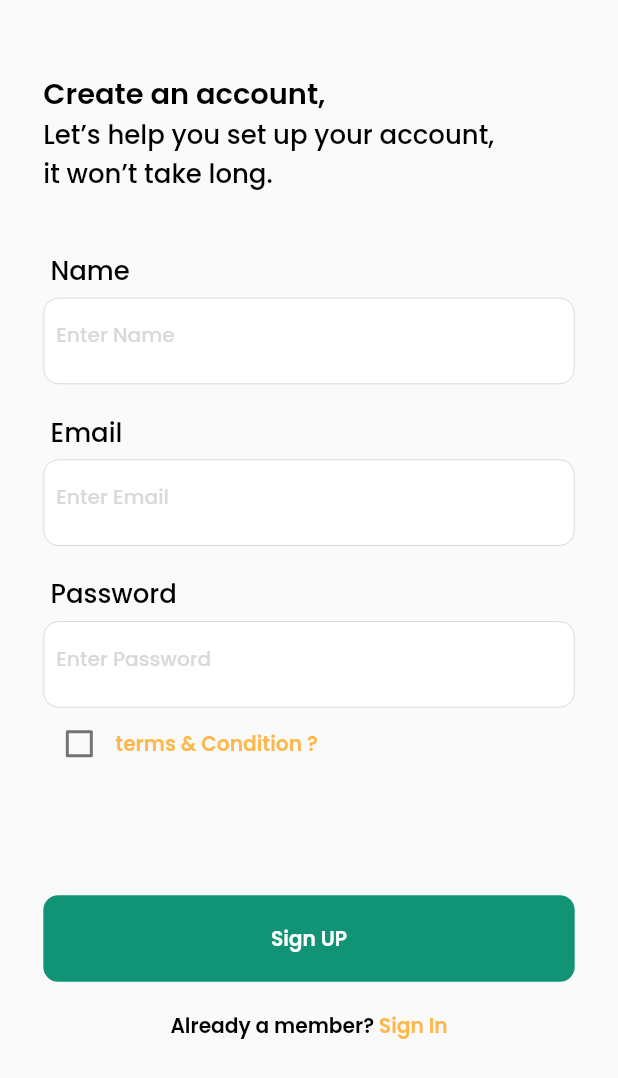
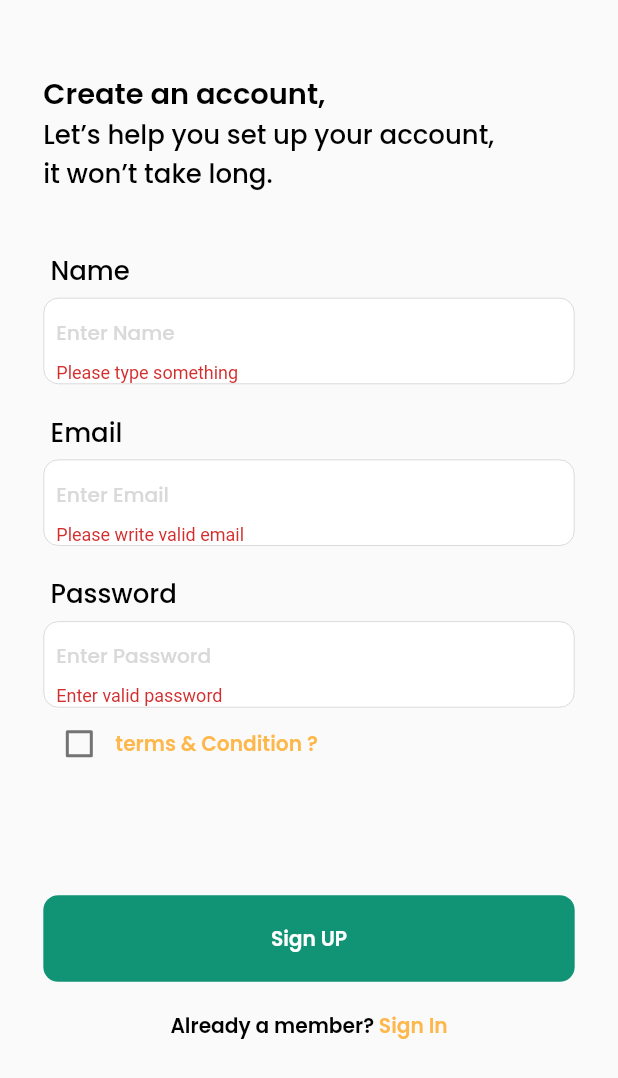
Before and after one commit to 49usama/recipieApp-master, a Flutter app: the Signup screen opened directly, after a tap on "Sign UP", on a phone screen of 412 x 824 dp. Shown: the top 1078 px of the screen. Run offline on Flutter 3.47's test engine with Material 2 defaults, Android fonts, the phone set to English and light mode, and no system bars; our stand-ins replace cached_network_image, cloud_firestore, firebase_auth, firebase_core, firebase_storage, flutter_svg and 6 more; accounts and stored records are empty; network calls fail; project files that could hold a hidden picture were left out.

Commit message:
app completed

```diff
--- a/lib/Global Styles/TextFiles.dart
+++ b/lib/Global Styles/TextFiles.dart
@@ -20,6 +20,7 @@ Widget  HeadingText({var center, text,context,Color? color}){
   return Text(
     '$text',
     textAlign: center == null? TextAlign.center:center!=null&&center == false?TextAlign.left:TextAlign.center,
+
     style: TextStyle(
       color: color,
       fontSize: responsiveDesign(20/2, context)+ responsiveHeight(20/2, context),
--- a/lib/View/Widgets/CustomAddTextField.dart
+++ b/lib/View/Widgets/CustomAddTextField.dart
@@ -8,10 +8,12 @@ class MyCustomTextField extends StatelessWidget {
   final double width;
   final double height;
   final String hintText;
+  var validator;
+  var obsecure;
 
   var onchange;
   var text;
-  MyCustomTextField({this.onchange,this.text, required this.width, required this.height, required this.hintText});
+  MyCustomTextField({required this.obsecure,this.validator,this.onchange,this.text, required this.width, required this.height, required this.hintText});
 
   @override
   Widget build(BuildContext context) {
@@ -26,8 +28,10 @@ class MyCustomTextField extends StatelessWidget {
         ),
       ),
       child: TextFormField(
+        obscureText: obsecure,
 
         onChanged: onchange,
+        validator: validator,
 
         initialValue: text??"",
         autofocus: false,
--- a/lib/View/authentication/Login.dart
+++ b/lib/View/authentication/Login.dart
@@ -68,6 +68,7 @@ class _LoginState extends State<Login> {
                   ),
 
                   MyCustomTextField(
+                    obsecure: false,
                     width:responsive(400, context),
                     height: responsive(60, context),
                     hintText: 'Enter Email',
@@ -92,6 +93,7 @@ class _LoginState extends State<Login> {
                   ),
 
                   MyCustomTextField(
+                    obsecure: true,
                     width:responsive(400, context),
                     height: responsive(60, context),
                     hintText: 'Enter Password',
--- a/lib/View/authentication/Signup.dart
+++ b/lib/View/authentication/Signup.dart
@@ -7,6 +7,7 @@ import 'package:recipeapp/View/authentication/firebase_auth.dart';
 import '../../Global Styles/TextFiles.dart';
 import '../../Responsive/Responsiveclass.dart';
 import '../Widgets/CustomAddTextField.dart';
+
 
 class Signup extends StatefulWidget {
   const Signup({super.key});
@@ -20,7 +21,7 @@ class _SignupState extends State<Signup> {
   bool _isChecked = false;
   var name,email,password;
   bool isLoading = false;
-
+  GlobalKey<FormState> formKey = new GlobalKey();
   @override
   Widget build(BuildContext context) {
     return
@@ -32,6 +33,8 @@ class _SignupState extends State<Signup> {
             child: SingleChildScrollView(
               scrollDirection: Axis.vertical,
               child: Container(
+                child: Form(
+                  key: formKey,
                   child: Column(
                     crossAxisAlignment: CrossAxisAlignment.start,
                     children: [
@@ -65,12 +68,23 @@ class _SignupState extends State<Signup> {
                       ),
 
                       MyCustomTextField(
+                        obsecure: false,
                         width:responsive(400, context),
                         height: responsive(60, context),
                         hintText: 'Enter Name',
                         onchange: (value){
                           name= value;
 
+                        },
+                        validator: (input) {
+                          if (input.isEmpty) {
+                            setState(() {
+
+                            });
+                            return 'Please type something';
+
+                          }
+                          return null;
                         },
                       ),
 
@@ -90,12 +104,23 @@ class _SignupState extends State<Signup> {
                       ),
 
                       MyCustomTextField(
+                        obsecure: false,
                         width:responsive(400, context),
                         height: responsive(60, context),
                         hintText: 'Enter Email',
                         onchange: (value){
                           email= value;
 
+                        },
+                        validator: (input) {
+                          if (input.contains('@gmail.com')) {
+                            return null;
+                          }else {
+                            setState(() {
+
+                            });
+                          return 'Please write valid email';
+                        }
                       },
                       ),
 
@@ -109,18 +134,30 @@ class _SignupState extends State<Signup> {
                             color: Colors.black,
                             center: true,
                             text: "Password",
-                          context: context
+                            context: context,
 
 
                         ),
                       ),
 
                       MyCustomTextField(
+                        obsecure: true,
                         width:responsive(400, context),
                         height: responsive(60, context),
                         hintText: 'Enter Password',
                         onchange: (value){
                           password= value;
+
+                        },
+                        validator: (input) {
+                          if (input.isEmpty) {
+                            setState(() {
+
+                            });
+                            return 'Enter valid password ';
+                          }else
+
+                            return null;
 
                         },
                       ),
@@ -165,23 +202,21 @@ class _SignupState extends State<Signup> {
                         padding:  EdgeInsets.fromLTRB(responsive(0, context), responsive(80, context), 0, responsive(0, context)),
                         child: InkWell(
                           onTap: () async {
-                          // isLoading=true;
-                          // setState(() {
-                          //
-                          // });
-                          if(email.contain("@gmail.com")&&name!=null&&password!=null){
+
+                            final formState = formKey.currentState;
+                            if (formState!.validate()) {
+                              isLoading=true;
+                              setState(() {
+
+                              });
+                              formState!.save();
                               await FirebaseServices.signUp(name, email, password);
-                          }else if(email.contain("@gmail.com")){
-                            print('usami tha salery milao shla');
-
-                          }else{
-                            print('usami tha salery milao shla');
-                            // Get.snackbar('Error', "Please enter valid email address or pass");
-                            Fluttertoast.showToast(msg: " Please enter valid email :) ");
+                              Get.back();
+                              // then do something
                             }
 
 
-                         Get.back();
+
 
 
 
@@ -300,6 +335,7 @@ class _SignupState extends State<Signup> {
               ),
             ),
           ),
+        ),
       );
   }
 }
--- a/lib/services/admobservice.dart
+++ b/lib/services/admobservice.dart
@@ -3,7 +3,7 @@ import 'package:google_mobile_ads/google_mobile_ads.dart';
 
 class AdmobService with ChangeNotifier {
   static String? get bannerAdUnitId {
-    return 'ca-app-pub-3940256099942544/6300978111';
+    return 'ca-app-pub-3095044998848311/1513573517';
   }
 
   static final BannerAdListener bannerAdListener = BannerAdListener(
--- a/pubspec.yaml
+++ b/pubspec.yaml
@@ -17,7 +17,7 @@ publish_to: 'none' # Remove this line if you wish to publish to pub.dev
 # https://developer.apple.com/library/archive/documentation/General/Reference/InfoPlistKeyReference/Articles/CoreFoundationKeys.html
 # In Windows, build-name is used as the major, minor, and patch parts
 # of the product and file versions while build-number is used as the build suffix.
-version: 1.0.0+1
+version: 1.0.0+2
 
 environment:
   sdk: '>=2.18.2 <3.0.0'
```
Also changed, not shown: lib/Globle Controllers/controller.dart (+30 -26 lines), lib/View/Add Recipe/AddRecipe.dart (+8 -0 lines), lib/View/Home/View/Home.dart (+22 -4 lines), lib/View/RecipeDetail/RecipeDetail.dart (+8 -5 lines), pubspec.lock, 11 other files. Lines whose indentation alone changed are shown as unchanged.
